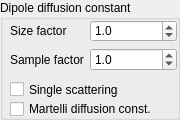
The window that src/qtgui/dipoleBSSRDFWidget.ui (tomka/mitsuba-renderer) describes before a commit, drawn with Qt 5.
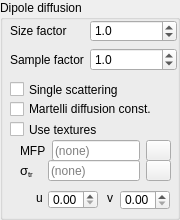
The same window after the commit. Icons and pictures are not drawn.

Commit message: Add parameter-texture support for dipole

Diff of the .ui file:
```diff
--- a/src/qtgui/dipoleBSSRDFWidget.ui
+++ b/src/qtgui/dipoleBSSRDFWidget.ui
@@ -7,26 +7,26 @@
     <x>0</x>
     <y>0</y>
     <width>180</width>
-    <height>120</height>
+    <height>220</height>
    </rect>
   </property>
   <property name="minimumSize">
    <size>
     <width>0</width>
-    <height>120</height>
+    <height>220</height>
    </size>
   </property>
   <property name="maximumSize">
    <size>
     <width>16777215</width>
-    <height>120</height>
+    <height>220</height>
    </size>
   </property>
   <property name="windowTitle">
    <string>GroupBox</string>
   </property>
   <property name="title">
-   <string>Dipole diffusion constant</string>
+   <string>Dipole diffusion</string>
   </property>
   <widget class="QWidget" name="formLayoutWidget_4">
    <property name="geometry">
@@ -121,6 +121,204 @@
     <string>Martelli diffusion const.</string>
    </property>
   </widget>
+  <widget class="QCheckBox" name="textureCheckBox">
+   <property name="geometry">
+    <rect>
+     <x>10</x>
+     <y>120</y>
+     <width>91</width>
+     <height>19</height>
+    </rect>
+   </property>
+   <property name="text">
+    <string>Use textures</string>
+   </property>
+  </widget>
+  <widget class="QWidget" name="textureWidget" native="true">
+   <property name="geometry">
+    <rect>
+     <x>20</x>
+     <y>140</y>
+     <width>161</width>
+     <height>71</height>
+    </rect>
+   </property>
+   <widget class="QWidget" name="gridLayoutWidget_2">
+    <property name="geometry">
+     <rect>
+      <x>0</x>
+      <y>0</y>
+      <width>151</width>
+      <height>21</height>
+     </rect>
+    </property>
+    <layout class="QGridLayout" name="gridLayout_3">
+     <item row="0" column="0">
+      <widget class="QLabel" name="label_4">
+       <property name="toolTip">
+        <string>The mean free path</string>
+       </property>
+       <property name="text">
+        <string>MFP</string>
+       </property>
+      </widget>
+     </item>
+     <item row="0" column="1">
+      <widget class="QLineEdit" name="textureZrEdit">
+       <property name="placeholderText">
+        <string>(none)</string>
+       </property>
+      </widget>
+     </item>
+     <item row="0" column="2">
+      <widget class="QPushButton" name="textureZrButton">
+       <property name="maximumSize">
+        <size>
+         <width>25</width>
+         <height>16777215</height>
+        </size>
+       </property>
+       <property name="text">
+        <string/>
+       </property>
+       <property name="icon">
+        <iconset resource="resources.qrc">
+         <normaloff>:/resources/open16.png</normaloff>:/resources/open16.png</iconset>
+       </property>
+      </widget>
+     </item>
+    </layout>
+   </widget>
+   <widget class="QDoubleSpinBox" name="textureVSpinBox">
+    <property name="geometry">
+     <rect>
+      <x>100</x>
+      <y>50</y>
+      <width>50</width>
+      <height>20</height>
+     </rect>
+    </property>
+    <property name="maximumSize">
+     <size>
+      <width>50</width>
+      <height>16777215</height>
+     </size>
+    </property>
+    <property name="toolTip">
+     <string>V scaling</string>
+    </property>
+    <property name="decimals">
+     <number>2</number>
+    </property>
+    <property name="maximum">
+     <double>1000.000000000000000</double>
+    </property>
+   </widget>
+   <widget class="QWidget" name="gridLayoutWidget_3">
+    <property name="geometry">
+     <rect>
+      <x>0</x>
+      <y>20</y>
+      <width>151</width>
+      <height>21</height>
+     </rect>
+    </property>
+    <layout class="QGridLayout" name="gridLayout_4">
+     <item row="0" column="0">
+      <widget class="QLabel" name="label_5">
+       <property name="toolTip">
+        <string>SigmaTr, the transport coefficient.</string>
+       </property>
+       <property name="text">
+        <string>&lt;!DOCTYPE HTML PUBLIC &quot;-//W3C//DTD HTML 4.0//EN&quot; &quot;http://www.w3.org/TR/REC-html40/strict.dtd&quot;&gt;
+&lt;html&gt;&lt;head&gt;&lt;meta name=&quot;qrichtext&quot; content=&quot;1&quot; /&gt;&lt;style type=&quot;text/css&quot;&gt;
+p, li { white-space: pre-wrap; }
+&lt;/style&gt;&lt;/head&gt;&lt;body style=&quot; font-family:'Sans Serif'; font-size:9pt; font-weight:400; font-style:normal;&quot;&gt;
+&lt;p style=&quot; margin-top:0px; margin-bottom:0px; margin-left:0px; margin-right:0px; -qt-block-indent:0; text-indent:0px;&quot;&gt;&lt;span style=&quot; font-size:10pt;&quot;&gt;σ&lt;/span&gt;&lt;span style=&quot; font-size:10pt; vertical-align:sub;&quot;&gt;tr    &lt;/span&gt;&lt;/p&gt;&lt;/body&gt;&lt;/html&gt;</string>
+       </property>
+      </widget>
+     </item>
+     <item row="0" column="1">
+      <widget class="QLineEdit" name="textureSigmaTrEdit">
+       <property name="placeholderText">
+        <string>(none)</string>
+       </property>
+      </widget>
+     </item>
+     <item row="0" column="2">
+      <widget class="QPushButton" name="textureSigmaTrButton">
+       <property name="maximumSize">
+        <size>
+         <width>25</width>
+         <height>16777215</height>
+        </size>
+       </property>
+       <property name="text">
+        <string/>
+       </property>
+       <property name="icon">
+        <iconset resource="resources.qrc">
+         <normaloff>:/resources/open16.png</normaloff>:/resources/open16.png</iconset>
+       </property>
+      </widget>
+     </item>
+    </layout>
+   </widget>
+   <widget class="QLabel" name="label_9">
+    <property name="geometry">
+     <rect>
+      <x>87</x>
+      <y>50</y>
+      <width>16</width>
+      <height>16</height>
+     </rect>
+    </property>
+    <property name="text">
+     <string>v</string>
+    </property>
+   </widget>
+   <widget class="QDoubleSpinBox" name="textureUSpinBox">
+    <property name="geometry">
+     <rect>
+      <x>28</x>
+      <y>50</y>
+      <width>50</width>
+      <height>19</height>
+     </rect>
+    </property>
+    <property name="maximumSize">
+     <size>
+      <width>50</width>
+      <height>16777215</height>
+     </size>
+    </property>
+    <property name="toolTip">
+     <string>U scaling</string>
+    </property>
+    <property name="decimals">
+     <number>2</number>
+    </property>
+    <property name="maximum">
+     <double>1000.000000000000000</double>
+    </property>
+    <property name="singleStep">
+     <double>0.100000000000000</double>
+    </property>
+   </widget>
+   <widget class="QLabel" name="label_8">
+    <property name="geometry">
+     <rect>
+      <x>16</x>
+      <y>50</y>
+      <width>16</width>
+      <height>16</height>
+     </rect>
+    </property>
+    <property name="text">
+     <string>u</string>
+    </property>
+   </widget>
+  </widget>
  </widget>
  <resources/>
  <connections/>
```
Left out of the diff: 4 changed lines with no effect on the pictures. The commit also changes 5 other files.
